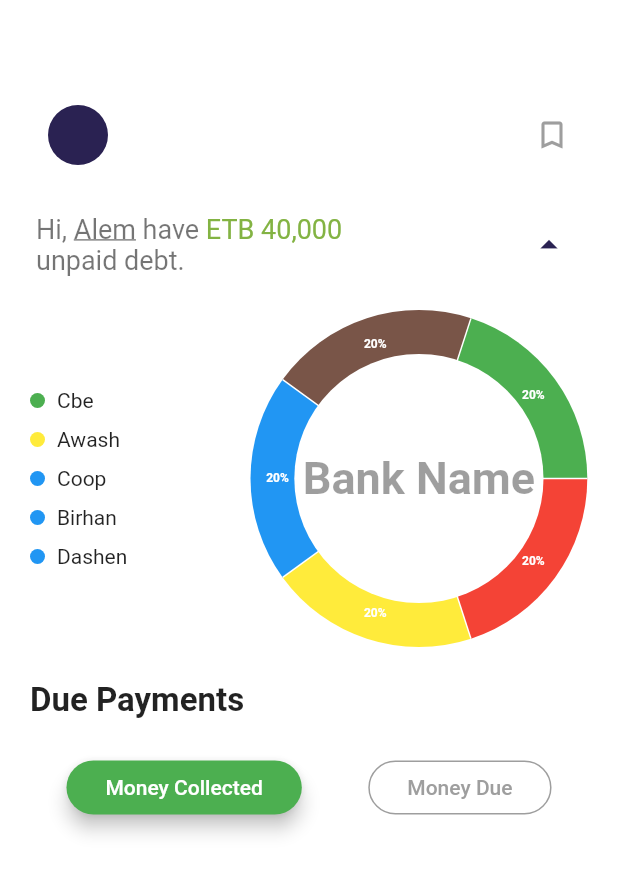
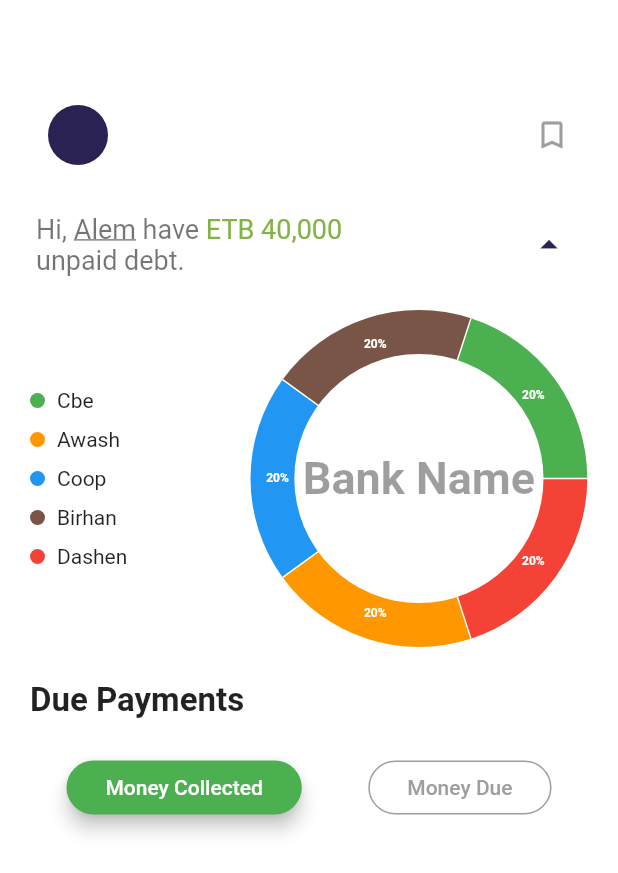
Before and after one commit to tedoham/equbchallange, a Flutter app: the screen it shows after launch, on a phone screen of 412 x 824 dp. Shown: the top 873 px of the screen. Run offline on Flutter 3.47's test engine with Material 2 defaults, Android fonts, the light colour scheme and no system bars; network calls fail.

Commit message:
color change

```diff
--- a/lib/presentation/screens/home_screen.dart
+++ b/lib/presentation/screens/home_screen.dart
@@ -176,10 +176,10 @@
                 mainAxisAlignment: MainAxisAlignment.spaceEvenly,
                 children: [
                   ListBankName(color: Colors.green, name: "Cbe"),
-                  ListBankName(color: Colors.yellow, name: "Awash"),
+                  ListBankName(color: Colors.orange, name: "Awash"),
                   ListBankName(color: Colors.blue, name: "Coop"),
-                  ListBankName(color: Colors.blue, name: "Birhan"),
-                  ListBankName(color: Colors.blue, name: "Dashen"),
+                  ListBankName(color: Colors.brown, name: "Birhan"),
+                  ListBankName(color: Colors.red, name: "Dashen"),
                 ],
               ),
             ),
--- a/lib/presentation/widgets/bank_chart_info.dart
+++ b/lib/presentation/widgets/bank_chart_info.dart
@@ -9,7 +9,7 @@
   // mock data
   final List<BankInfo> dataSet = [
     BankInfo(value: 0.2, label: 'Awash', color: Colors.red),
-    BankInfo(value: 0.2, label: 'Coop', color: Colors.yellow),
+    BankInfo(value: 0.2, label: 'Coop', color: Colors.orange),
     BankInfo(value: 0.2, label: 'CBE', color: Colors.blue),
     BankInfo(value: 0.2, label: 'Berhan', color: Colors.brown),
     BankInfo(value: 0.2, label: 'Zemen', color: Colors.green),
```
